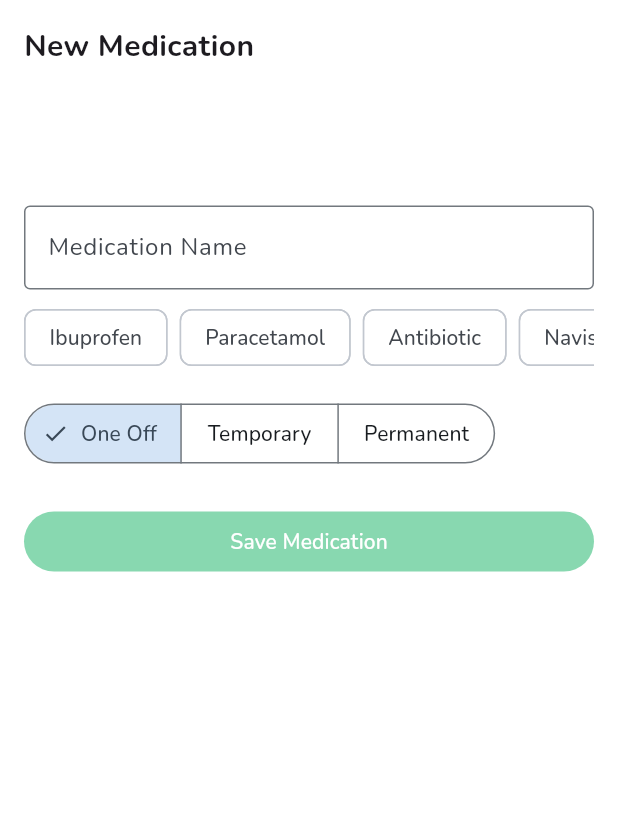
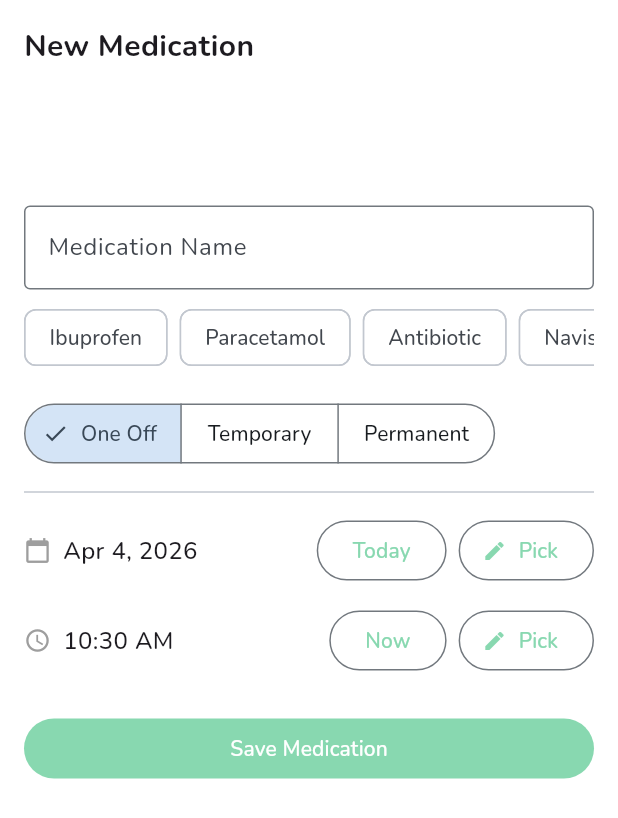
Before and after one commit to pisonir/mama-brain, a Flutter app: the AddMedicationSheet widget shown alone on an empty page, opened directly, on a phone screen of 412 x 824 dp. Shown: the top 818 px of the screen. Run offline on Flutter 3.47's test engine with Material 3 defaults, Android fonts, the phone set to English and light mode, and no system bars; our stand-ins replace cloud_firestore, firebase_auth, firebase_core, flutter_riverpod, google_fonts, google_sign_in and 1 more; accounts and stored records are empty; generated files the repository leaves out were written again.

Commit message:
Adding time editing to medication and symptom forms

```diff
--- a/lib/src/features/medications/logic/medication_provider.dart
+++ b/lib/src/features/medications/logic/medication_provider.dart
@@ -49,11 +49,12 @@ class MedicationNotifier extends StateNotifier<List<Medication>> {
     required MedicationType type,
     required DateTime startDate,
     int? durationInDays,
+    DateTime? takenAt,
   }) async {
     final id = const Uuid().v4();
     // Auto-check one-off medications immediately on creation
     final takenLogs = type == MedicationType.oneOff
-        ? [DateTime(startDate.year, startDate.month, startDate.day)]
+        ? [takenAt ?? DateTime(startDate.year, startDate.month, startDate.day)]
         : <DateTime>[];
     final newMed = Medication(
       id: id,
--- a/lib/src/features/medications/ui/add_medication_sheet.dart
+++ b/lib/src/features/medications/ui/add_medication_sheet.dart
@@ -1,7 +1,9 @@
 import 'package:flutter/material.dart';
 import 'package:flutter_riverpod/flutter_riverpod.dart';
+import 'package:intl/intl.dart';
 import '../../../core/models/medication.dart';
 import '../../family/logic/family_provider.dart';
+import '../logic/date_provider.dart';
 import '../logic/medication_provider.dart';
 
 class AddMedicationSheet extends ConsumerStatefulWidget {
@@ -28,6 +30,10 @@ class _AddMedicationSheetState extends ConsumerState<AddMedicationSheet> {
   // We make it nullable (?) because initially, no one might be selected
   String? _selectedMemberId;
 
+  // Date and time for when the medication was taken
+  late DateTime _selectedDate;
+  late TimeOfDay _selectedTime;
+
   static const _quickChipNames = [
     "Ibuprofen",
     "Paracetamol",
@@ -53,6 +59,8 @@ class _AddMedicationSheetState extends ConsumerState<AddMedicationSheet> {
       _nameController.text = med.name;
       _selectedType = med.type;
       _selectedMemberId = med.familyMemberId;
+      _selectedDate = med.startDate;
+      _selectedTime = TimeOfDay.now();
       if (med.durationInDays != null) {
         _durationDays = med.durationInDays!.toDouble();
       }
@@ -60,6 +68,15 @@ class _AddMedicationSheetState extends ConsumerState<AddMedicationSheet> {
       if (_quickChipNames.contains(med.name)) {
         _selectedQuickChipName = med.name;
       }
+    } else {
+      _selectedTime = TimeOfDay.now();
+      WidgetsBinding.instance.addPostFrameCallback((_) {
+        final selectedDate = ref.read(selectedDateProvider);
+        if (mounted) {
+          setState(() => _selectedDate = selectedDate);
+        }
+      });
+      _selectedDate = DateTime.now();
     }
     // Clear chip highlight when user edits the text field manually
     _nameController.addListener(() {
@@ -223,6 +240,73 @@ class _AddMedicationSheetState extends ConsumerState<AddMedicationSheet> {
             ),
           ],
 
+          const Divider(height: 30),
+
+          // DATE PICKER ROW
+          Row(
+            children: [
+              const Icon(Icons.calendar_today, size: 18, color: Colors.grey),
+              const SizedBox(width: 8),
+              Text(
+                DateFormat.yMMMd().format(_selectedDate),
+                style: const TextStyle(fontSize: 16, fontWeight: FontWeight.w500),
+              ),
+              const Spacer(),
+              OutlinedButton(
+                onPressed: () => setState(() {
+                  final now = DateTime.now();
+                  _selectedDate = DateTime(now.year, now.month, now.day);
+                }),
+                child: const Text('Today'),
+              ),
+              const SizedBox(width: 8),
+              OutlinedButton.icon(
+                icon: const Icon(Icons.edit, size: 16),
+                label: const Text('Pick'),
+                onPressed: () async {
+                  final picked = await showDatePicker(
+                    context: context,
+                    initialDate: _selectedDate,
+                    firstDate: DateTime(2020),
+                    lastDate: DateTime.now().add(const Duration(days: 365)),
+                  );
+                  if (picked != null) setState(() => _selectedDate = picked);
+                },
+              ),
+            ],
+          ),
+
+          const SizedBox(height: 12),
+
+          // TIME PICKER ROW
+          Row(
+            children: [
+              const Icon(Icons.access_time, size: 18, color: Colors.grey),
+              const SizedBox(width: 8),
+              Text(
+                _selectedTime.format(context),
+                style: const TextStyle(fontSize: 16, fontWeight: FontWeight.w500),
+              ),
+              const Spacer(),
+              OutlinedButton(
+                onPressed: () => setState(() => _selectedTime = TimeOfDay.now()),
+                child: const Text('Now'),
+              ),
+              const SizedBox(width: 8),
+              OutlinedButton.icon(
+                icon: const Icon(Icons.edit, size: 16),
+                label: const Text('Pick'),
+                onPressed: () async {
+                  final picked = await showTimePicker(
+                    context: context,
+                    initialTime: _selectedTime,
+                  );
+                  if (picked != null) setState(() => _selectedTime = picked);
+                },
+              ),
+            ],
+          ),
+
           const SizedBox(height: 24),
 
           // Save Button
@@ -231,6 +315,10 @@ class _AddMedicationSheetState extends ConsumerState<AddMedicationSheet> {
             child: FilledButton(
               onPressed: () {
                 if (_nameController.text.isNotEmpty && _selectedMemberId != null) {
+                final takenAt = DateTime(
+                  _selectedDate.year, _selectedDate.month, _selectedDate.day,
+                  _selectedTime.hour, _selectedTime.minute,
+                );
                 // EDIT MODE
                 if (widget.medicationToEdit != null) {
                   ref.read(medicationProvider.notifier).editMedication(
@@ -239,7 +327,7 @@ class _AddMedicationSheetState extends ConsumerState<AddMedicationSheet> {
                     familyMemberId: _selectedMemberId!,
                     type: _selectedType,
                     durationInDays: _selectedType == MedicationType.temporary ? _durationDays.toInt() : null,
-                    originalStartDate: widget.medicationToEdit!.startDate,
+                    originalStartDate: _selectedDate,
                   );
                 }
                 // ADD MODE
@@ -248,8 +336,9 @@ class _AddMedicationSheetState extends ConsumerState<AddMedicationSheet> {
                     name: _nameController.text.trim(),
                     familyMemberId: _selectedMemberId!,
                     type: _selectedType,
-                    startDate: DateTime.now(),
+                    startDate: _selectedDate,
                     durationInDays: _selectedType == MedicationType.temporary ? _durationDays.toInt() : null,
+                    takenAt: takenAt,
                   );
                 }
 
```
Also changed, not shown: lib/src/features/symptoms/ui/add_symptom_sheet.dart (+52 -16 lines).
